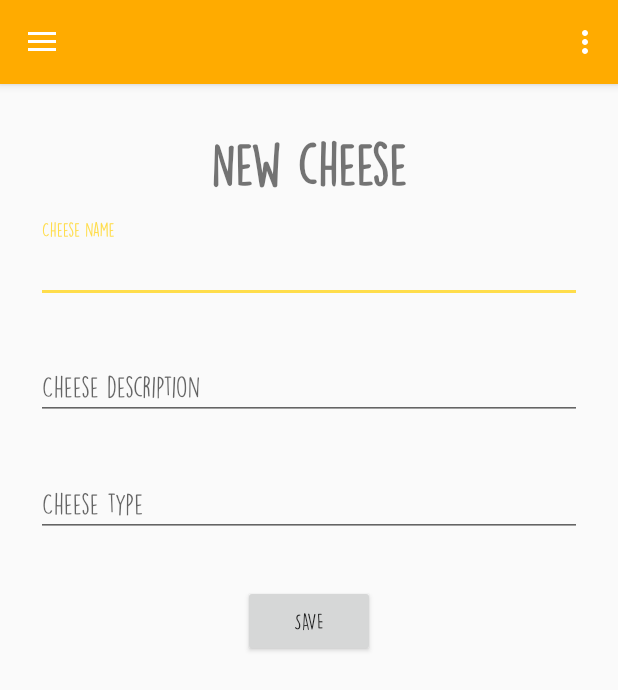
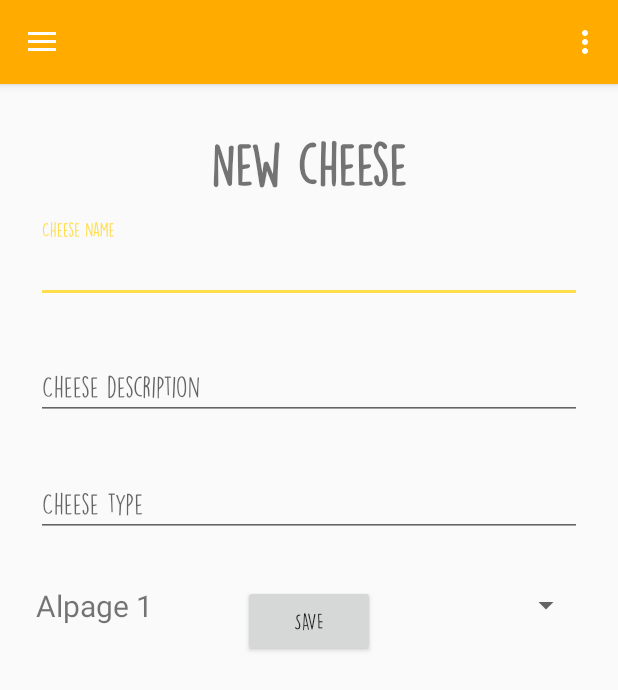
Before and after one commit to khrid/HES_644-1_MobileDev_RacletteDB, an Android app: the EditCheeseActivity screen opened directly, with no data from a screen before it, on a phone screen of 412 x 824 dp. Shown: the top 690 px of the screen. Run offline under Robolectric (Android 15) with nearby library versions, the phone set to English and light mode, and no system bars; our stand-ins replace Room's generated code; 1 statement that could not run was skipped.

Commit message:
Correction après commit

```diff
--- a/app/src/main/res/layout/activity_edit_cheese.xml
+++ b/app/src/main/res/layout/activity_edit_cheese.xml
@@ -91,6 +91,29 @@
             android:singleLine="false" />
     </com.google.android.material.textfield.TextInputLayout>
 
+            <com.google.android.material.textfield.TextInputLayout
+                android:id="@+id/tilCheeseShieling"
+                android:layout_width="match_parent"
+                android:layout_height="wrap_content"
+                android:layout_marginStart="24dp"
+                android:layout_marginTop="24dp"
+                android:layout_marginEnd="24dp"
+                app:layout_constraintEnd_toEndOf="parent"
+                app:layout_constraintStart_toStartOf="parent"
+                app:layout_constraintTop_toBottomOf="@+id/tilCheeseType">
+
+
+                <Spinner
+                    android:id="@+id/spinCheeseShieling"
+                    android:layout_width="match_parent"
+                    android:layout_height="wrap_content"
+                    android:layout_marginBottom="16dp"
+                    android:layout_marginTop="8dp"
+                    android:fontFamily="@font/dk_lemon_yellow_sun"
+                    android:hint="@string/cheese_common_hint_cheese_shieling"/>
+
+            </com.google.android.material.textfield.TextInputLayout>
+
     <Button
         android:id="@+id/btSaveCheese"
         android:layout_width="wrap_content"
```
